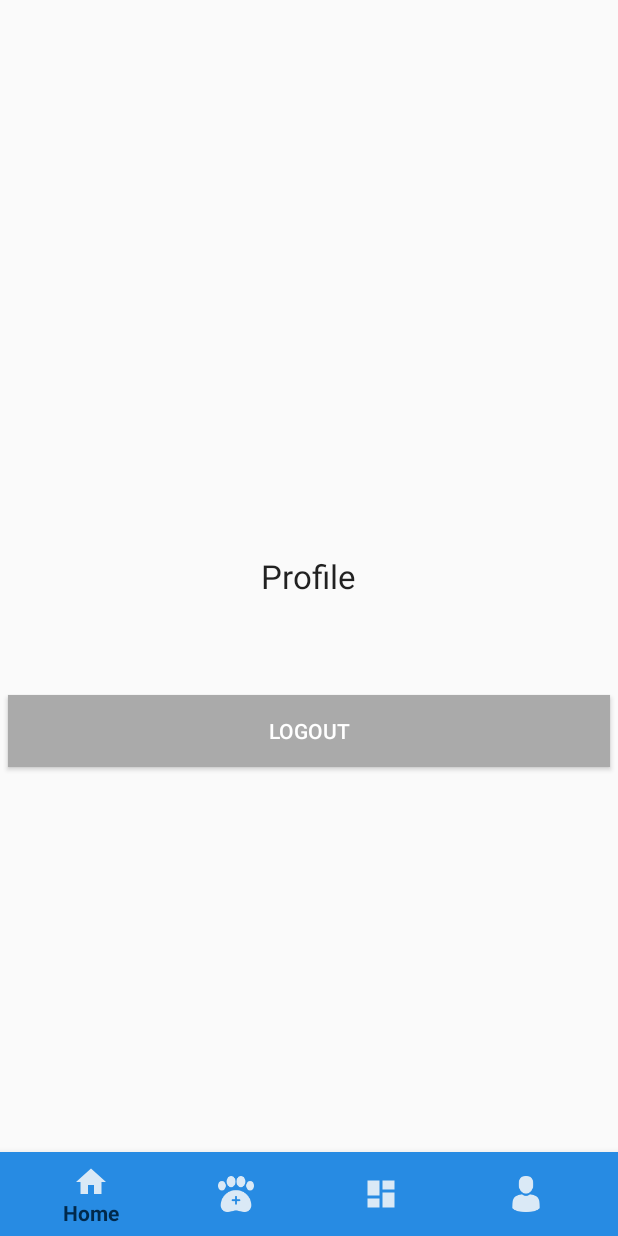
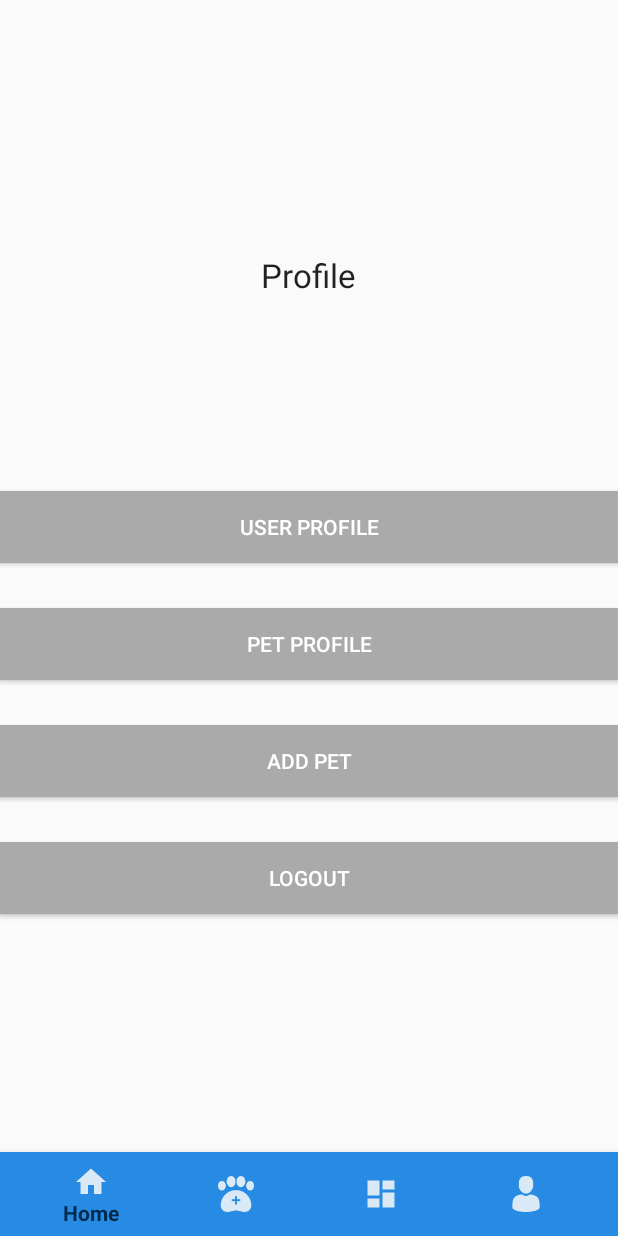
Before and after one commit to soungonkim/Pettern_Ver01, an Android app: the fragment ProfileFragment placed in its activity, on a phone screen of 412 x 824 dp. Run offline under Robolectric (Android 15) with nearby library versions, the light colour scheme and no system bars; 1 statement that could not run was skipped.

Commit message:
new folder

```diff
--- a/app/src/main/java/com/example/pettern_ver01/MainActivity.java
+++ b/app/src/main/java/com/example/pettern_ver01/MainActivity.java
@@ -29,7 +29,7 @@ public class MainActivity extends AppCompatActivity {
     private String username;
     private String password;
     private ProgressDialog pDialog;
-    private String login_url = "http://211.206.115.80/apptest1/login.php";
+    private String login_url = "http://211.206.115.80/apptest1/login/login.php";
     private SessionHandler session;
 
     @Override
--- a/app/src/main/java/com/example/pettern_ver01/ProfileFragment.java
+++ b/app/src/main/java/com/example/pettern_ver01/ProfileFragment.java
@@ -47,6 +47,10 @@ public class ProfileFragment extends Fragment {
 
             }
         });
+
+     //   Button
+
+
         return view;
 
 
--- a/app/src/main/java/com/example/pettern_ver01/RegisterActivity.java
+++ b/app/src/main/java/com/example/pettern_ver01/RegisterActivity.java
@@ -33,7 +33,7 @@ public class RegisterActivity extends AppCompatActivity {
     private String confirmPassword;
     private String fullName;
     private ProgressDialog pDialog;
-    private String register_url = "http://211.206.115.80/apptest1/register.php";
+    private String register_url = "http://211.206.115.80/apptest1/login/register.php";
     private SessionHandler session;
 
     @Override
--- a/app/src/main/res/layout/fragment_profile.xml
+++ b/app/src/main/res/layout/fragment_profile.xml
@@ -1,34 +1,80 @@
 <?xml version="1.0" encoding="utf-8"?>
-<RelativeLayout xmlns:android="http://schemas.android.com/apk/res/android"
+<LinearLayout xmlns:android="http://schemas.android.com/apk/res/android"
+    xmlns:app="http://schemas.android.com/apk/res-auto"
     xmlns:tools="http://schemas.android.com/tools"
     android:layout_width="match_parent"
-    android:layout_height="match_parent">
+    android:gravity="center"
+    android:layout_height="match_parent"
+    android:orientation="vertical">
 
     <TextView
         android:id="@+id/profile"
         android:layout_width="wrap_content"
         android:layout_height="wrap_content"
-        android:layout_centerHorizontal="true"
-        android:layout_centerVertical="true"
+        android:layout_marginTop="10dp"
         android:text="Profile"
-        android:textAppearance="@style/Base.TextAppearance.AppCompat.Large" />
+        android:textAppearance="@style/Base.TextAppearance.AppCompat.Large"
+        app:layout_constraintEnd_toEndOf="parent"
+        app:layout_constraintStart_toStartOf="parent"
+        app:layout_constraintTop_toTopOf="parent" />
 
     <TextView
         android:id="@+id/welcomeText"
         android:layout_width="wrap_content"
         android:layout_height="wrap_content"
-        android:layout_below="@id/profile"
+        android:layout_marginTop="40dp"
+        android:layout_marginEnd="12dp"
+        android:padding="20dp"
+        android:textAlignment="center"
         android:textColor="@android:color/background_dark"
-        android:padding="20dp" />
+        app:layout_constraintEnd_toEndOf="@+id/profile"
+        app:layout_constraintTop_toBottomOf="@+id/profile" />
+
+    <Button
+        android:id="@+id/btnUser"
+        android:layout_width="match_parent"
+        android:layout_height="wrap_content"
+        android:layout_marginTop="30dp"
+        android:background="#aaa"
+        android:text="User Profile"
+        android:textColor="@android:color/white"
+        app:layout_constraintEnd_toEndOf="parent"
+        app:layout_constraintStart_toStartOf="parent"
+        app:layout_constraintTop_toBottomOf="@+id/welcomeText" />
+    <Button
+        android:id="@+id/btnViewPet"
+        android:layout_width="match_parent"
+        android:layout_height="wrap_content"
+        android:layout_marginTop="30dp"
+        android:background="#aaa"
+        android:text="Pet Profile"
+        android:textColor="@android:color/white"
+        app:layout_constraintEnd_toEndOf="parent"
+        app:layout_constraintStart_toStartOf="parent"
+        app:layout_constraintTop_toBottomOf="@+id/welcomeText" />
+    <Button
+        android:id="@+id/btnAddPet"
+        android:layout_width="match_parent"
+        android:layout_height="wrap_content"
+        android:layout_marginTop="30dp"
+        android:background="#aaa"
+        android:text="Add Pet"
+        android:textColor="@android:color/white"
+        app:layout_constraintEnd_toEndOf="parent"
+        app:layout_constraintStart_toStartOf="parent"
+        app:layout_constraintTop_toBottomOf="@+id/welcomeText" />
 
     <Button
         android:id="@+id/btnLogout"
         android:layout_width="match_parent"
         android:layout_height="wrap_content"
-        android:layout_below="@+id/welcomeText"
-        android:layout_margin="5dp"
         android:background="#aaa"
+        android:layout_marginTop="30dp"
+
         android:text="@string/logout"
-        android:textColor="@android:color/white" />
+        android:textColor="@android:color/white"
+        app:layout_constraintEnd_toEndOf="parent"
+        app:layout_constraintStart_toStartOf="parent"
+        app:layout_constraintTop_toBottomOf="@+id/welcomeText" />
 
-</RelativeLayout>
+</LinearLayout>
```
